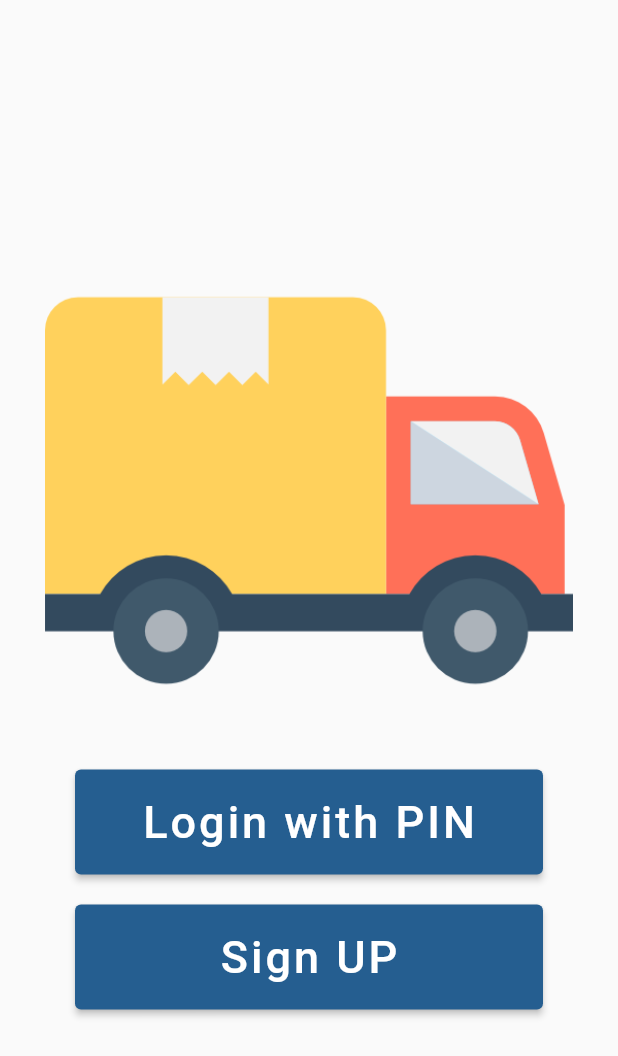
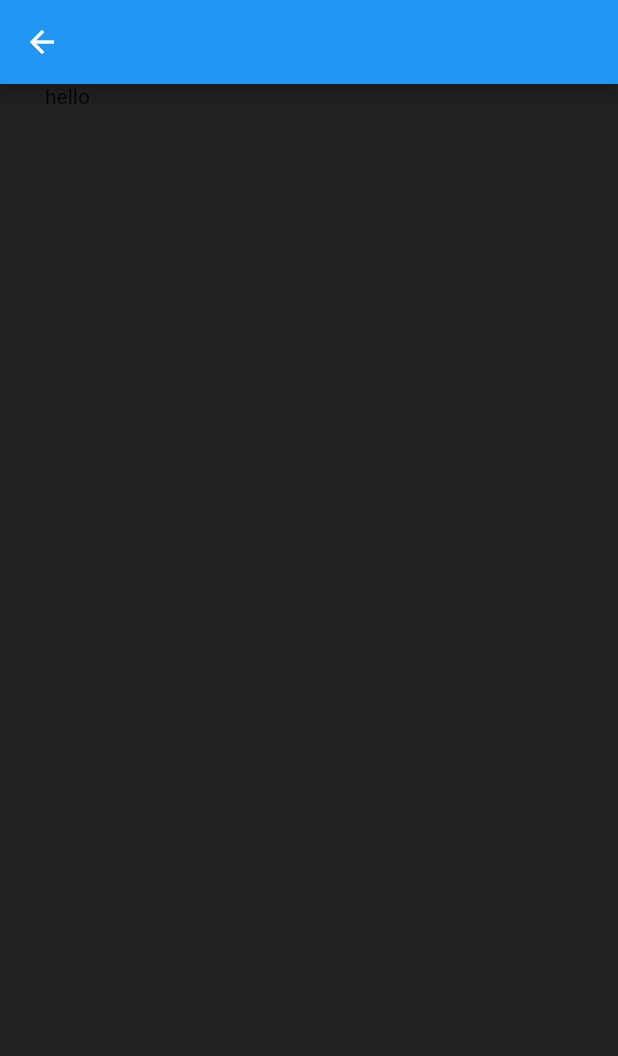
Before and after one commit to tiwariammit/Removals_flutter_apps, a Flutter app: the screen it shows after launch, after a tap on "Login with PIN", on a phone screen of 412 x 824 dp. Shown: the top 1056 px of the screen. Run offline on Flutter 3.47's test engine with Material 2 defaults, Android fonts, the phone set to English and light mode, and no system bars.

Commit message:
Login Widget created!!!

```diff
--- /dev/null
+++ b/lib/LoginWithPinWidget.dart
@@ -0,0 +1,25 @@
+import 'package:flutter/material.dart';
+
+class LoginWithPinWidget extends StatefulWidget {
+  const LoginWithPinWidget({Key? key}) : super(key: key);
+
+  @override
+  State<LoginWithPinWidget> createState() => LoginWithPinWidgetState();
+}
+
+class LoginWithPinWidgetState extends State<LoginWithPinWidget> {
+  @override
+  Widget build(BuildContext context) {
+    return Scaffold(
+      // resizeToAvoidBottomInset: false,
+      backgroundColor: Colors.grey[900],
+      appBar: AppBar(
+
+      ),
+      body: Padding(
+        padding: EdgeInsets.fromLTRB(30, 0, 30, 0),
+        child: Text("hello"),
+      ),
+    );
+  }
+}
--- a/lib/SignUpWidget.dart
+++ b/lib/SignUpWidget.dart
@@ -51,6 +51,8 @@ class SignUpWidgetState extends State<SignUpWidget> {
               TextField(
                 controller: nameTEC,
                 textAlign: TextAlign.center,
+                autofocus: true,
+                textInputAction: TextInputAction.next,
                 style: TextStyle(
                   letterSpacing: 2,
                   fontWeight: FontWeight.bold,
@@ -73,6 +75,7 @@ class SignUpWidgetState extends State<SignUpWidget> {
 
               SizedBox(height: 10,),
               TextField(
+                textInputAction: TextInputAction.next,
                 controller: emailTEC,
                 textAlign: TextAlign.center,
                 style: TextStyle(
@@ -96,6 +99,7 @@ class SignUpWidgetState extends State<SignUpWidget> {
 
               SizedBox(height: 10,),
               TextField(
+                textInputAction: TextInputAction.next,
                 controller: phoneTEC,
                 textAlign: TextAlign.center,
                 style: TextStyle(
@@ -119,6 +123,7 @@ class SignUpWidgetState extends State<SignUpWidget> {
 
               SizedBox(height: 10,),
               TextField(
+                textInputAction: TextInputAction.next,
                 controller: passwordTEC,
                 textAlign: TextAlign.center,
                 style: TextStyle(
@@ -142,6 +147,7 @@ class SignUpWidgetState extends State<SignUpWidget> {
 
               SizedBox(height: 10,),
               TextField(
+                textInputAction: TextInputAction.next,
                 controller: pinTEC,
                 textAlign: TextAlign.center,
                 style: TextStyle(
--- a/lib/main.dart
+++ b/lib/main.dart
@@ -1,5 +1,6 @@
 import 'package:flutter/material.dart';
 import 'package:removals_flutter_app/Helper/ExtendedClass/HexColor.dart';
+import 'package:removals_flutter_app/LoginWithPinWidget.dart';
 import 'package:removals_flutter_app/SignUpWidget.dart';
 import 'package:removals_flutter_app/Helper/ExtendedClass/HexColor.dart';
 
@@ -31,11 +32,7 @@ class HomeWidgetState extends State<HomeWidget> {
       // appBar: AppBar(
       //
       // ),
-      body:
-      // Container(
-      //   padding: EdgeInsets.fromLTRB(30, 40, 30, 40),
-      //   child: (
-      Padding(
+      body: Padding(
           padding: const EdgeInsets.fromLTRB(30, 0, 30, 0),
           child: Column(
             crossAxisAlignment: CrossAxisAlignment.stretch,
@@ -49,6 +46,9 @@ class HomeWidgetState extends State<HomeWidget> {
                 child: SizedBox(
                   height: 70,
                   child: ElevatedButton(onPressed: (){
+                    Navigator.push(context,
+                      MaterialPageRoute(builder: (context) => LoginWithPinWidget())
+                    );
 
                   },
                     child: Text("Login with PIN",
@@ -92,9 +92,6 @@ class HomeWidgetState extends State<HomeWidget> {
             ],
           )
       ),
-
-      // ),
-      //     ),
     );
   }
 }
```
